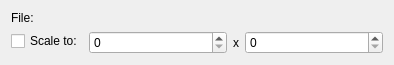
Before: the Qt Designer form config/imageproperties.ui in QtCurve/qtcurve, drawn with Qt 5.
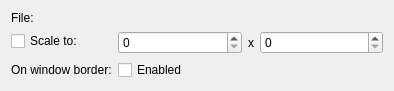
After: the same form once the commit is applied. Custom widgets are drawn as their Qt base class.

Commit message: Add option to draw bgnd image on window border

Patch:
```diff
--- a/config/imageproperties.ui
+++ b/config/imageproperties.ui
@@ -59,6 +59,20 @@
      </layout>
     </widget>
    </item>
+   <item row="2" column="0">
+    <widget class="QLabel" name="onBorderLabel">
+     <property name="text">
+      <string>On window border:</string>
+     </property>
+    </widget>
+   </item>
+   <item row="2" column="1">
+    <widget class="QCheckBox" name="onBorder">
+     <property name="text">
+      <string>Enabled</string>
+     </property>
+    </widget>
+   </item>
   </layout>
  </widget>
  <customwidgets>
```
The commit also changes 6 other files.
